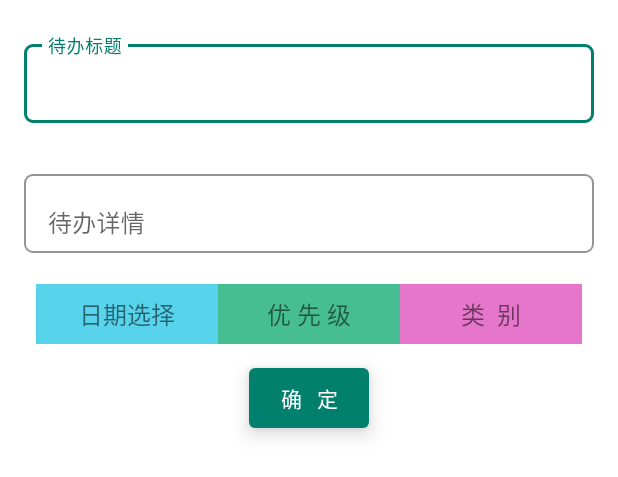
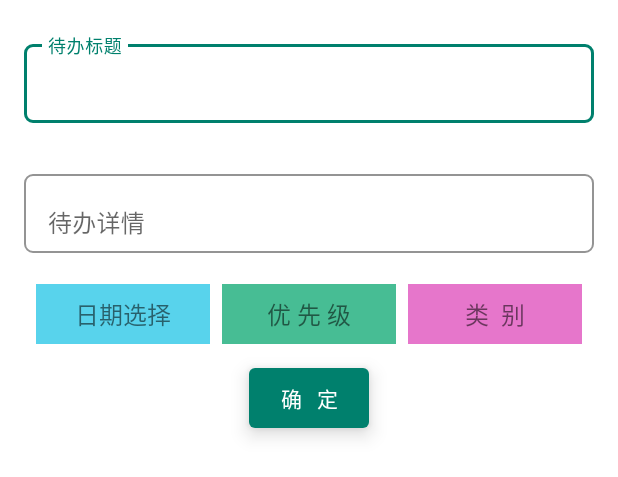
Before and after one commit to qianyue0317/WanAndroidMVI, an Android app: the layout bottom_sheet_add_todo.xml on its own in the app's theme, with its tools: preview values and no code run, on a phone screen of 412 x 824 dp. Shown: the top 477 px of the screen. Run offline under Robolectric (Android 15) with nearby library versions, the phone set to English and light mode, and no system bars.

Commit message:
todo调整布局

```diff
--- a/app/src/main/java/com/qianyue/wanandroidmvi/base/BaseViewModel.kt
+++ b/app/src/main/java/com/qianyue/wanandroidmvi/base/BaseViewModel.kt
@@ -2,15 +2,10 @@ package com.qianyue.wanandroidmvi.base
 
 import androidx.lifecycle.ViewModel
 import androidx.lifecycle.viewModelScope
-import kotlinx.coroutines.cancel
 import kotlinx.coroutines.channels.Channel
-import kotlinx.coroutines.currentCoroutineContext
 import kotlinx.coroutines.flow.Flow
 import kotlinx.coroutines.flow.MutableStateFlow
 import kotlinx.coroutines.flow.StateFlow
-import kotlinx.coroutines.flow.asFlow
-import kotlinx.coroutines.flow.cancel
-import kotlinx.coroutines.flow.collect
 import kotlinx.coroutines.flow.collectIndexed
 import kotlinx.coroutines.flow.receiveAsFlow
 import kotlinx.coroutines.flow.update
--- a/app/src/main/java/com/qianyue/wanandroidmvi/ui/todo/MyTODOListActivity.kt
+++ b/app/src/main/java/com/qianyue/wanandroidmvi/ui/todo/MyTODOListActivity.kt
@@ -31,7 +31,6 @@ import com.qianyue.wanandroidmvi.widgets.circleOutline
 import com.qianyue.wanandroidmvi.widgets.classicConfig
 import com.qianyue.wanandroidmvi.widgets.setSafeClickListener
 import kotlinx.coroutines.launch
-import kotlin.math.abs
 import kotlin.math.max
 
 /**
--- a/app/src/main/res/layout/bottom_sheet_add_todo.xml
+++ b/app/src/main/res/layout/bottom_sheet_add_todo.xml
@@ -92,6 +92,7 @@
         app:layout_constraintHorizontal_weight="1"
         app:layout_constraintEnd_toStartOf="@+id/tv_type"
         app:layout_constraintStart_toEndOf="@+id/tv_date_pick"
+        android:layout_marginStart="8dp"
         app:layout_constraintTop_toBottomOf="@+id/til_desc" />
 
     <TextView
@@ -105,6 +106,7 @@
         android:gravity="center"
         android:background="#E676CB"
         android:textSize="16sp"
+        android:layout_marginStart="8dp"
         app:layout_constraintHorizontal_weight="1"
         app:layout_constraintEnd_toEndOf="parent"
         app:layout_constraintStart_toEndOf="@+id/tv_level"
```
